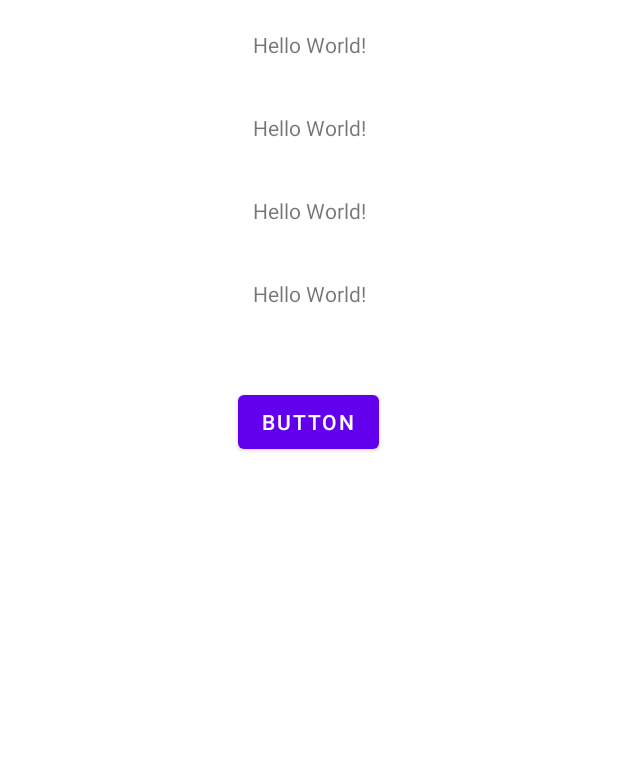
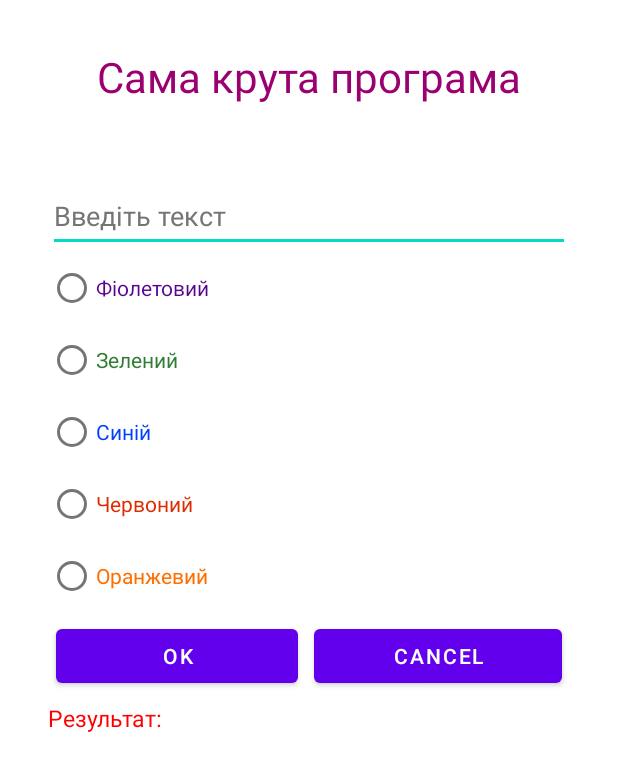
Before and after one commit to MishaGontar/AndroidKpiLabs, an Android app: the screen it shows after launch (MainActivity), on a phone screen of 412 x 824 dp. Shown: the top 771 px of the screen. Run offline under Robolectric (Android 15) with nearby library versions, the phone set to English and light mode, and no system bars.

Commit message:
finish first lab

```diff
--- a/app/src/main/java/com/example/kpilabs/MainActivity.java
+++ b/app/src/main/java/com/example/kpilabs/MainActivity.java
@@ -1,31 +1,89 @@
 package com.example.kpilabs;
 
 import android.os.Bundle;
-import android.widget.Button;
+import android.view.View;
+import android.widget.EditText;
+import android.widget.RadioButton;
+import android.widget.RadioGroup;
 import android.widget.TextView;
+import android.widget.Toast;
 
 import androidx.appcompat.app.AppCompatActivity;
-
-import java.util.ArrayList;
-import java.util.List;
-import java.util.Random;
+import androidx.core.content.ContextCompat;
 
 public class MainActivity extends AppCompatActivity {
+
+    private TextView resultText;
+    private RadioGroup group;
+    private EditText editText;
 
     @Override
     protected void onCreate(Bundle savedInstanceState) {
         super.onCreate(savedInstanceState);
         setContentView(R.layout.activity_main);
-        System.out.println("This is create");
+        resultText = findViewById(R.id.resultText);
+        editText = findViewById(R.id.enterText);
+        group = findViewById(R.id.groupRadios);
+    }
 
-        List<TextView> textViews = new ArrayList<>();
-        textViews.add(findViewById(R.id.textView));
-        textViews.add(findViewById(R.id.textView1));
-        textViews.add(findViewById(R.id.textView2));
-        textViews.add(findViewById(R.id.textView3));
+    public void showResult(View view) {
+        int selectedId = group.getCheckedRadioButtonId();
+        String text = editText.getText().toString();
 
-        Button sendBtn = findViewById(R.id.button2);
-        sendBtn.setOnClickListener(v -> textViews.get(new Random().nextInt(textViews.size()))
-                .setText("This is random detka"));
+        if (isNotCorrectData(selectedId, text)) return;
+
+        RadioButton selectedRadioButton = findViewById(selectedId);
+
+        setColorTextByText(selectedRadioButton.getText().toString());
+        resultText.setText(editText.getText());
+    }
+
+    public void clearResult(View view) {
+        group.clearCheck();
+        resultText.setText("");
+        editText.setText("");
+    }
+
+    private boolean isNotCorrectData(int selectedId, String text) {
+        System.out.println("Selected id is : " + selectedId);
+        System.out.println("Text enter is : " + text);
+
+        if (selectedId == -1 && text.isEmpty()) {
+            Toast.makeText(getApplicationContext(), "Будь ласка введіть текст та виберіть колір", Toast.LENGTH_SHORT).show();
+            return true;
+        }
+        if (selectedId == -1) {
+            Toast.makeText(getApplicationContext(), "Будь ласка виберіть колір", Toast.LENGTH_SHORT).show();
+            return true;
+        }
+        if (text.isEmpty()) {
+            Toast.makeText(getApplicationContext(), "Будь ласка введіть текст ", Toast.LENGTH_SHORT).show();
+            return true;
+        }
+        return false;
+    }
+
+    private void setColorTextByText(String colorText) {
+        System.out.println("Вибраний колір: " + colorText);
+
+        switch (colorText) {
+            case "Фіолетовий":
+                resultText.setTextColor(ContextCompat.getColor(this, R.color.violet));
+                return;
+            case "Зелений":
+                resultText.setTextColor(ContextCompat.getColor(this, R.color.green));
+                return;
+            case "Синій":
+                resultText.setTextColor(ContextCompat.getColor(this, R.color.blue));
+                return;
+            case "Червоний":
+                resultText.setTextColor(ContextCompat.getColor(this, R.color.red));
+                return;
+            case "Оранжевий":
+                resultText.setTextColor(ContextCompat.getColor(this, R.color.orange));
+                return;
+            default:
+                Toast.makeText(getApplicationContext(), "Невідомий колір!", Toast.LENGTH_SHORT).show();
+        }
     }
 }
--- a/app/src/main/res/layout/activity_main.xml
+++ b/app/src/main/res/layout/activity_main.xml
@@ -11,52 +11,122 @@
         android:id="@+id/textView"
         android:layout_width="wrap_content"
         android:layout_height="wrap_content"
-        android:layout_marginTop="20dp"
-        android:text="Hello World!"
+        android:layout_marginTop="32dp"
+        android:text="@string/super_program_logo_text"
+        android:textColor="#9A006F"
+        android:textSize="28sp"
         app:layout_constraintEnd_toEndOf="parent"
         app:layout_constraintStart_toStartOf="parent"
         app:layout_constraintTop_toTopOf="parent" />
 
-    <TextView
-        android:id="@+id/textView1"
+    <LinearLayout
+        android:id="@+id/linearLayout3"
+        android:layout_width="match_parent"
+        android:layout_height="wrap_content"
+        android:layout_marginStart="32dp"
+        android:layout_marginTop="50dp"
+        android:layout_marginEnd="32dp"
+        android:orientation="vertical"
+        app:layout_constraintEnd_toEndOf="parent"
+        app:layout_constraintStart_toStartOf="parent"
+        app:layout_constraintTop_toBottomOf="@+id/textView">
+
+        <EditText
+            android:id="@+id/enterText"
+            android:layout_width="match_parent"
+            android:layout_height="wrap_content"
+            android:autofillHints=""
+            android:ems="10"
+            android:hint="@string/enter_text"
+            android:inputType="textPersonName"
+            android:minHeight="48dp"
+            android:textColorHint="#757575" />
+
+        <RadioGroup
+            android:id="@+id/groupRadios"
+            android:layout_width="match_parent"
+            android:layout_height="match_parent">
+
+            <RadioButton
+                android:id="@+id/radioButtonViolet"
+                android:layout_width="match_parent"
+                android:layout_height="wrap_content"
+                android:text="@string/violet_text"
+                android:textColor="@color/violet" />
+
+            <RadioButton
+                android:id="@+id/radioButtonGreen"
+                android:layout_width="match_parent"
+                android:layout_height="wrap_content"
+                android:text="@string/green_text"
+                android:textColor="@color/green" />
+
+            <RadioButton
+                android:id="@+id/radioButtonBlue"
+                android:layout_width="match_parent"
+                android:layout_height="wrap_content"
+                android:text="@string/blue_text"
+                android:textColor="@color/blue" />
+
+            <RadioButton
+                android:id="@+id/radioButtonRed"
+                android:layout_width="match_parent"
+                android:layout_height="wrap_content"
+                android:text="@string/red_text"
+                android:textColor="@color/red" />
+
+            <RadioButton
+                android:id="@+id/radioButtonOrange"
+                android:layout_width="match_parent"
+                android:layout_height="wrap_content"
+                android:text="@string/orange_text"
+                android:textColor="@color/orange" />
+
+            <LinearLayout
+                android:id="@+id/linearLayout4"
+                android:layout_width="match_parent"
+                android:layout_height="match_parent"
+                android:layout_marginBottom="1dp"
+                android:orientation="horizontal">
+
+                <Button
+                    android:id="@+id/button3"
                     android:layout_width="wrap_content"
                     android:layout_height="wrap_content"
-        android:layout_marginTop="36dp"
-        android:text="Hello World!"
-        app:layout_constraintEnd_toEndOf="parent"
-        app:layout_constraintStart_toStartOf="parent"
-        app:layout_constraintTop_toBottomOf="@+id/textView" />
+                    android:layout_margin="5sp"
+                    android:layout_weight="1"
+                    android:onClick="showResult"
+                    android:text="@string/ok"
+                    android:textColor="@color/white"
+                    tools:ignore="UsingOnClickInXml" />
 
-    <TextView
-        android:id="@+id/textView2"
+                <Button
+                    android:id="@+id/button4"
                     android:layout_width="wrap_content"
                     android:layout_height="wrap_content"
-        android:layout_marginTop="36dp"
-        android:text="Hello World!"
-        app:layout_constraintEnd_toEndOf="parent"
-        app:layout_constraintStart_toStartOf="parent"
-        app:layout_constraintTop_toBottomOf="@+id/textView1" />
+                    android:layout_margin="5sp"
+                    android:layout_weight="1"
+                    android:onClick="clearResult"
+                    android:text="@string/cancel"
+                    android:textColor="@color/white"
+                    tools:ignore="UsingOnClickInXml" />
+            </LinearLayout>
+        </RadioGroup>
 
         <TextView
             android:id="@+id/textView3"
             android:layout_width="wrap_content"
             android:layout_height="wrap_content"
-        android:layout_marginTop="36dp"
-        android:text="Hello World!"
-        app:layout_constraintEnd_toEndOf="parent"
-        app:layout_constraintStart_toStartOf="parent"
-        app:layout_constraintTop_toBottomOf="@+id/textView2" />
+            android:text="@string/result"
+            android:textColor="#FF0000"
+            android:textSize="15sp" />
 
-    <Button
-        android:id="@+id/button2"
-        android:layout_width="wrap_content"
+        <TextView
+            android:id="@+id/resultText"
+            android:layout_width="match_parent"
             android:layout_height="wrap_content"
-        android:layout_marginTop="52dp"
-        android:text="Button"
-        app:layout_constraintEnd_toEndOf="parent"
-        app:layout_constraintHorizontal_bias="0.498"
-        app:layout_constraintStart_toStartOf="parent"
-        app:layout_constraintTop_toBottomOf="@id/textView3" />
+            android:textColor="@color/black" />
 
+    </LinearLayout>
 
 </androidx.constraintlayout.widget.ConstraintLayout>
--- a/app/src/main/res/values/colors.xml
+++ b/app/src/main/res/values/colors.xml
@@ -7,4 +7,9 @@
     <color name="teal_700">#FF018786</color>
     <color name="black">#FF000000</color>
     <color name="white">#FFFFFFFF</color>
+    <color name="violet">#570491</color>
+    <color name="green">#2E7D32</color>
+    <color name="blue">#0040FF</color>
+    <color name="red">#DD2C00</color>
+    <color name="orange">#FF6F00</color>
 </resources>
--- a/app/src/main/res/values/strings.xml
+++ b/app/src/main/res/values/strings.xml
@@ -1,4 +1,14 @@
 <resources>
     <string name="app_name">KpiLabs</string>
     <string name="testText">Міша топ</string>
+    <string name="super_program_logo_text">Сама крута програма</string>
+    <string name="enter_text">Введіть текст</string>
+    <string name="red_text">Червоний</string>
+    <string name="blue_text">Синій</string>
+    <string name="green_text">Зелений</string>
+    <string name="orange_text">Оранжевий</string>
+    <string name="violet_text">Фіолетовий</string>
+    <string name="cancel">Cancel</string>
+    <string name="ok">Ok</string>
+    <string name="result">Результат:</string>
 </resources>
--- a/app/src/main/res/values/themes.xml
+++ b/app/src/main/res/values/themes.xml
@@ -4,7 +4,7 @@
         <!-- Primary brand color. -->
         <item name="colorPrimary">@color/purple_500</item>
         <item name="colorPrimaryVariant">@color/purple_700</item>
-        <item name="colorOnPrimary">@color/white</item>
+        <item name="colorOnPrimary">#818181</item>
         <!-- Secondary brand color. -->
         <item name="colorSecondary">@color/teal_200</item>
         <item name="colorSecondaryVariant">@color/teal_700</item>
```
Lines whose indentation alone changed are shown as unchanged.
